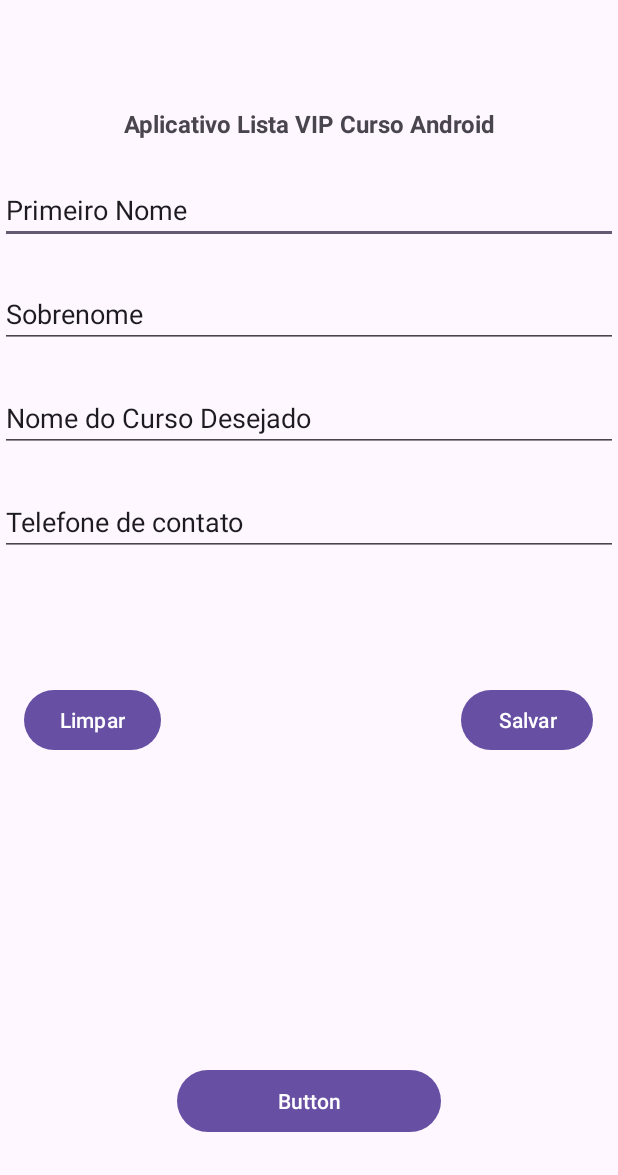
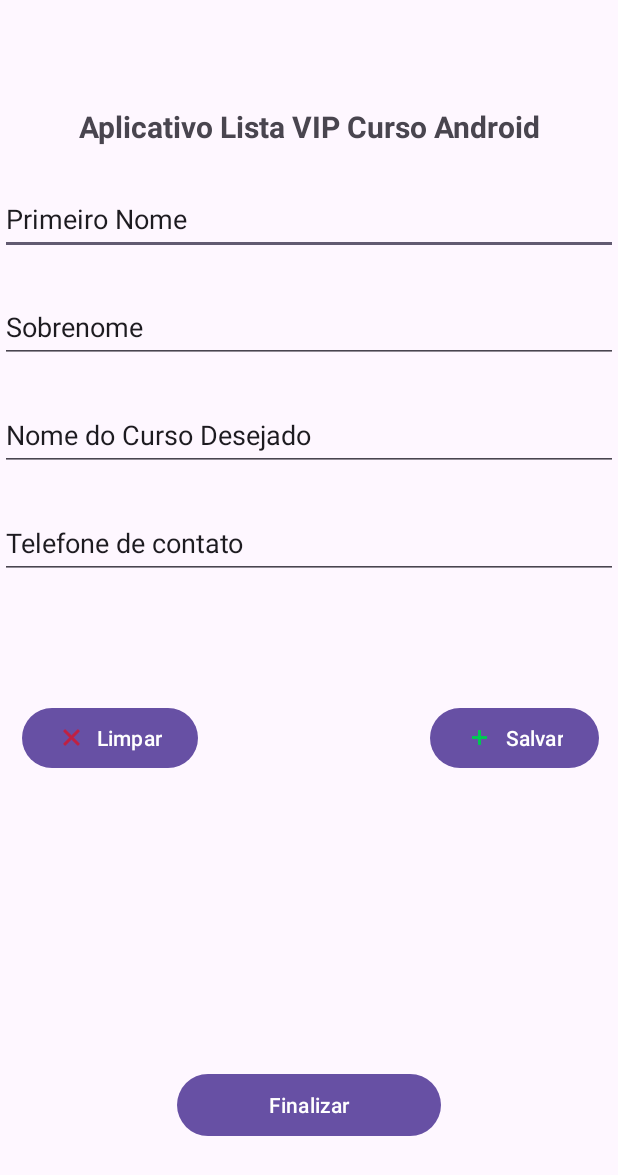
Before and after one commit to FelipeThiagoSantana/AppListasCurso, an Android app: the screen it shows after launch (MainActivity), on a phone screen of 412 x 824 dp. Shown: the top 1175 px of the screen. Run offline under Robolectric (Android 15) with nearby library versions, the phone set to English and light mode, and no system bars.

Commit message:
improving the app layout and inserting component names in strings.xml

```diff
--- a/app/src/main/res/layout/activity_main.xml
+++ b/app/src/main/res/layout/activity_main.xml
@@ -8,12 +8,12 @@
     tools:context=".MainActivity">
 
     <TextView
-        android:id="@+id/textView"
+        android:id="@+id/txtTitulo"
         android:layout_width="wrap_content"
         android:layout_height="wrap_content"
         android:text="@string/aplicativo_lista_vip_curso_android"
         android:textAlignment="center"
-        android:textSize="16sp"
+        android:textSize="20sp"
         android:textStyle="bold"
         app:layout_constraintBottom_toBottomOf="parent"
         app:layout_constraintEnd_toEndOf="parent"
@@ -22,58 +22,60 @@
         app:layout_constraintVertical_bias="0.089" />
 
     <EditText
-        android:id="@+id/editTextText"
+        android:id="@+id/editPrimeiroNome"
         android:layout_width="0dp"
-        android:layout_height="wrap_content"
+        android:layout_height="48dp"
         android:layout_marginTop="24dp"
         android:ems="10"
         android:inputType="text"
-        android:text="@string/primeiro_nome"
+        android:text="@string/txt_hint_primeiro_nome"
         app:layout_constraintEnd_toEndOf="parent"
         app:layout_constraintStart_toStartOf="parent"
-        app:layout_constraintTop_toBottomOf="@+id/textView" />
+        app:layout_constraintTop_toBottomOf="@+id/txtTitulo" />
 
     <EditText
-        android:id="@+id/editTextText2"
+        android:id="@+id/editSegundoNome"
         android:layout_width="0dp"
-        android:layout_height="wrap_content"
+        android:layout_height="48dp"
         android:layout_marginTop="24dp"
         android:ems="10"
         android:inputType="text"
-        android:text="@string/sobrenome"
+        android:text="@string/txt_hint_sobrenome"
         app:layout_constraintEnd_toEndOf="parent"
         app:layout_constraintStart_toStartOf="parent"
-        app:layout_constraintTop_toBottomOf="@+id/editTextText" />
+        app:layout_constraintTop_toBottomOf="@+id/editPrimeiroNome" />
 
     <EditText
-        android:id="@+id/editTextText3"
+        android:id="@+id/editCursoDesejado"
         android:layout_width="0dp"
-        android:layout_height="wrap_content"
+        android:layout_height="48dp"
         android:layout_marginTop="24dp"
         android:ems="10"
         android:inputType="text"
-        android:text="@string/nome_do_curso_desejado"
+        android:text="@string/txt_hint_nome_do_curso_desejado"
         app:layout_constraintEnd_toEndOf="parent"
         app:layout_constraintStart_toStartOf="parent"
-        app:layout_constraintTop_toBottomOf="@+id/editTextText2" />
+        app:layout_constraintTop_toBottomOf="@+id/editSegundoNome" />
 
     <EditText
         android:id="@+id/editTextText4"
         android:layout_width="0dp"
-        android:layout_height="wrap_content"
+        android:layout_height="48dp"
         android:layout_marginTop="24dp"
         android:ems="10"
         android:inputType="text"
-        android:text="@string/telefone_de_contato"
+        android:text="@string/txt_hint_telefone_de_contato"
         app:layout_constraintEnd_toEndOf="parent"
         app:layout_constraintStart_toStartOf="parent"
-        app:layout_constraintTop_toBottomOf="@+id/editTextText3" />
+        app:layout_constraintTop_toBottomOf="@+id/editCursoDesejado" />
 
     <Button
         android:id="@+id/button"
         android:layout_width="wrap_content"
         android:layout_height="wrap_content"
-        android:text="@string/limpar"
+        android:text="@string/txt_button_limpar"
+        app:icon="@android:drawable/ic_menu_close_clear_cancel"
+        app:iconTint="#FB0000"
         app:layout_constraintBottom_toBottomOf="parent"
         app:layout_constraintEnd_toEndOf="parent"
         app:layout_constraintHorizontal_bias="0.05"
@@ -85,7 +87,9 @@
         android:id="@+id/button2"
         android:layout_width="wrap_content"
         android:layout_height="wrap_content"
-        android:text="@string/salvar"
+        android:text="@string/txt_button_salvar"
+        app:icon="@android:drawable/ic_input_add"
+        app:iconTint="#00C853"
         app:layout_constraintBottom_toBottomOf="parent"
         app:layout_constraintEnd_toEndOf="parent"
         app:layout_constraintHorizontal_bias="0.924"
@@ -97,7 +101,7 @@
         android:id="@+id/button3"
         android:layout_width="176dp"
         android:layout_height="49dp"
-        android:text="@string/button"
+        android:text="@string/txt_button_finalizar"
         app:layout_constraintBottom_toBottomOf="parent"
         app:layout_constraintEnd_toEndOf="parent"
         app:layout_constraintStart_toStartOf="parent"
--- a/app/src/main/res/values/colors.xml
+++ b/app/src/main/res/values/colors.xml
@@ -2,4 +2,6 @@
 <resources>
     <color name="black">#FF000000</color>
     <color name="white">#FFFFFFFF</color>
+    <color name="red">#FF0000</color>
+    <color name="green">#FF00FF00</color>
 </resources>
--- a/app/src/main/res/values/strings.xml
+++ b/app/src/main/res/values/strings.xml
@@ -1,11 +1,12 @@
 <resources>
     <string name="app_name">AppListasCurso</string>
-    <string name="telefone_de_contato">Telefone de contato</string>
-    <string name="limpar">Limpar</string>
-    <string name="salvar">Salvar</string>
+    <string name="txt_hint_telefone_de_contato">Telefone de contato</string>
+    <string name="txt_button_limpar">Limpar</string>
+    <string name="txt_button_salvar">Salvar</string>
     <string name="button">Button</string>
-    <string name="nome_do_curso_desejado">Nome do Curso Desejado</string>
-    <string name="sobrenome">Sobrenome</string>
-    <string name="primeiro_nome">Primeiro Nome</string>
+    <string name="txt_hint_nome_do_curso_desejado">Nome do Curso Desejado</string>
+    <string name="txt_hint_sobrenome">Sobrenome</string>
+    <string name="txt_hint_primeiro_nome">Primeiro Nome</string>
     <string name="aplicativo_lista_vip_curso_android">Aplicativo Lista VIP Curso Android</string>
+    <string name="txt_button_finalizar">Finalizar</string>
 </resources>
```
